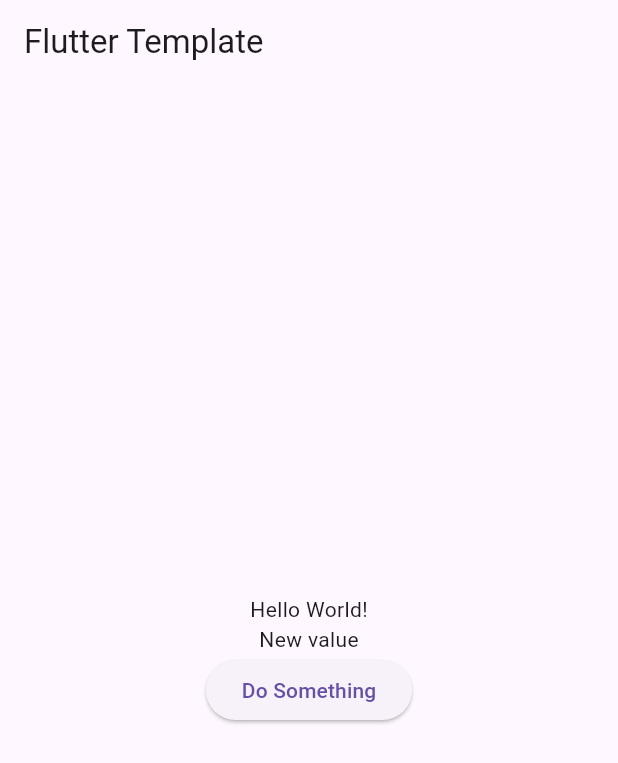
After one commit to TomLgpl/FlutterTemplate, a Flutter app: the screen it shows after launch, after a tap on "Do Something", on a phone screen of 412 x 824 dp. The commit adds this screen. Shown: the top 763 px of the screen. Run offline on Flutter 3.47's test engine with Material 3 defaults, Android fonts, the phone set to English and light mode, and no system bars.

Commit message:
feat: Add example and add events

```diff
--- a/lib/model/mvvm/event_observer.dart
+++ /dev/null
@@ -1,6 +0,0 @@
-import 'package:flutter_template/model/mvvm/view_event.dart';
-
-/// Base class for all event observers.
-abstract class EventObserver {
-  void notify(ViewEvent? event);
-}
--- a/lib/model/mvvm/view_model.dart
+++ b/lib/model/mvvm/view_model.dart
@@ -1,5 +1,6 @@
-import 'package:flutter_template/model/mvvm/event_observer.dart';
+import 'package:flutter_template/model/mvvm/widget_event_observer.dart';
 import 'package:flutter_template/model/mvvm/view_event.dart';
+import 'package:flutter_template/model/mvvm/view_events/update_view_event.dart';
 
 abstract class EventViewModel {
   final List<EventObserver> _observerList = List.empty(growable: true);
@@ -18,7 +19,7 @@ abstract class EventViewModel {
     }
   }
 
-  void notify(ViewEvent? event) {
+  void notify([ViewEvent event = const UpdateViewEvent()]) {
     for (var element in _observerList) {
       element.notify(event);
     }
--- /dev/null
+++ b/lib/model/mvvm/widget_event_observer.dart
@@ -0,0 +1,21 @@
+import 'package:flutter/material.dart';
+import 'package:flutter_template/model/mvvm/view_event.dart';
+import 'package:flutter_template/model/mvvm/view_events/update_view_event.dart';
+
+/// Base class for all event observers.
+abstract class EventObserver {
+  void notify(ViewEvent event);
+}
+
+abstract class WidgetEventObserver<T extends StatefulWidget> extends State<T> implements EventObserver {
+  WidgetEventObserver();
+
+  @override
+  void notify(ViewEvent event) {
+    if (event is UpdateViewEvent) {
+      setState(() {});
+      return;
+    }
+    event.execute(context);
+  }
+}
--- /dev/null
+++ b/lib/pages/example/example_view.dart
@@ -0,0 +1,45 @@
+import 'package:flutter/material.dart';
+import 'package:flutter_template/model/mvvm/widget_event_observer.dart';
+import 'package:flutter_template/pages/example/example_view_model.dart';
+
+class ExamplePage extends StatefulWidget {
+  const ExamplePage({super.key});
+
+  @override
+  State<ExamplePage> createState() => _ExamplePageState();
+}
+
+// Should use WidgetEventObserver instead of StatefulWidget
+class _ExamplePageState extends WidgetEventObserver<ExamplePage> {
+  late final ExampleViewModel viewModel;
+
+  @override
+  void initState() {
+    super.initState();
+    viewModel = ExampleViewModel("Private value", "Public value");
+    viewModel.subscribe(this);
+  }
+
+  @override
+  Widget build(BuildContext context) {
+    return Scaffold(
+      appBar: AppBar(
+        title: const Text('Flutter Template'),
+      ),
+      body: Center(
+        child: Column(
+          mainAxisAlignment: MainAxisAlignment.center,
+          children: [
+            const Text('Hello World!'),
+            Text(viewModel.publicValue),
+            ElevatedButton(
+                onPressed: () {
+                  viewModel.doSomething();
+                },
+                child: const Text('Do Something'))
+          ],
+        ),
+      ),
+    );
+  }
+}
--- /dev/null
+++ b/lib/pages/example/example_view_model.dart
@@ -0,0 +1,22 @@
+import 'package:flutter_template/model/mvvm/view_events/update_view_event.dart';
+import 'package:flutter_template/model/mvvm/view_model.dart';
+
+class ExampleViewModel extends EventViewModel {
+  // Value not accessible by the view
+  // ignore: unused_field
+  final String _privateValue;
+
+  // Value accessible by the view
+  String publicValue;
+
+  ExampleViewModel(this._privateValue, this.publicValue);
+
+  // Method to change the value and notify the view
+  void doSomething() {
+    // Change the value to new value (it's available in the view)
+    publicValue = 'New value';
+
+    // Notify the view to update
+    notify(const UpdateViewEvent());
+  }
+}
```
Also changed, not shown: lib/main.dart (+2 -8 lines), lib/model/mvvm/view_event.dart (+6 -5 lines), lib/model/mvvm/view_events/modal_bottom_sheet_event.dart (added, +18 -0 lines), lib/model/mvvm/view_events/pop_route_event.dart (added, +12 -0 lines), lib/model/mvvm/view_events/push_route_event.dart (added, +23 -0 lines), lib/model/mvvm/view_events/show_dialog_event.dart (added, +22 -0 lines), lib/model/mvvm/view_events/toast_event.dart (added, +17 -0 lines), lib/model/mvvm/view_events/update_view_event.dart (added, +14 -0 lines), pubspec.lock.
